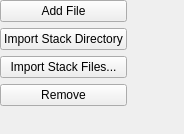
Old version of the form ilastik/applets/dataSelection/dataSelectionDrawer.ui in the repository ilastik/ilastik.
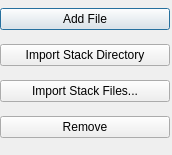
New version of the form. Icons and pictures are not drawn.

The edit to the form file:
```diff
--- a/ilastik/applets/dataSelection/dataSelectionDrawer.ui
+++ b/ilastik/applets/dataSelection/dataSelectionDrawer.ui
@@ -6,14 +6,22 @@
    <rect>
     <x>0</x>
     <y>0</y>
-    <width>184</width>
-    <height>134</height>
+    <width>172</width>
+    <height>155</height>
    </rect>
   </property>
   <property name="windowTitle">
    <string>Form</string>
   </property>
-  <widget class="QWidget" name="">
+  <widget class="QWidget" name="layoutWidget">
+   <property name="geometry">
+    <rect>
+     <x>0</x>
+     <y>0</y>
+     <width>170</width>
+     <height>150</height>
+    </rect>
+   </property>
    <layout class="QVBoxLayout" name="verticalLayout">
     <item>
      <widget class="QPushButton" name="addFileButton">
@@ -27,8 +35,11 @@
        <iconset>
         <normaloff>../../../gui/icons/32x32/actions/media-seek-forward.png</normaloff>../../../gui/icons/32x32/actions/media-seek-forward.png</iconset>
       </property>
+      <property name="autoDefault">
+       <bool>true</bool>
+      </property>
       <property name="default">
-       <bool>false</bool>
+       <bool>true</bool>
       </property>
       <property name="flat">
        <bool>false</bool>
@@ -43,6 +54,9 @@
       <property name="text">
        <string>Import Stack Directory</string>
       </property>
+      <property name="autoDefault">
+       <bool>true</bool>
+      </property>
       <property name="default">
        <bool>false</bool>
       </property>
@@ -59,6 +73,9 @@
       <property name="text">
        <string>Import Stack Files...</string>
       </property>
+      <property name="autoDefault">
+       <bool>true</bool>
+      </property>
      </widget>
     </item>
     <item>
@@ -73,6 +90,9 @@
        <iconset>
         <normaloff>../../../gui/icons/32x32/actions/media-seek-backward.png</normaloff>../../../gui/icons/32x32/actions/media-seek-backward.png</iconset>
       </property>
+      <property name="autoDefault">
+       <bool>true</bool>
+      </property>
      </widget>
     </item>
    </layout>
```
